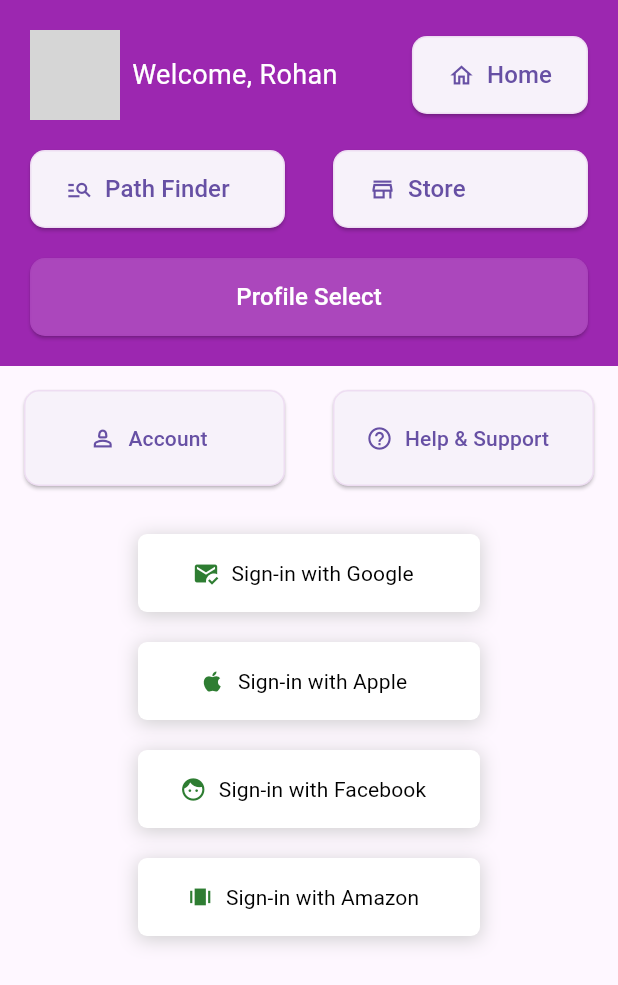
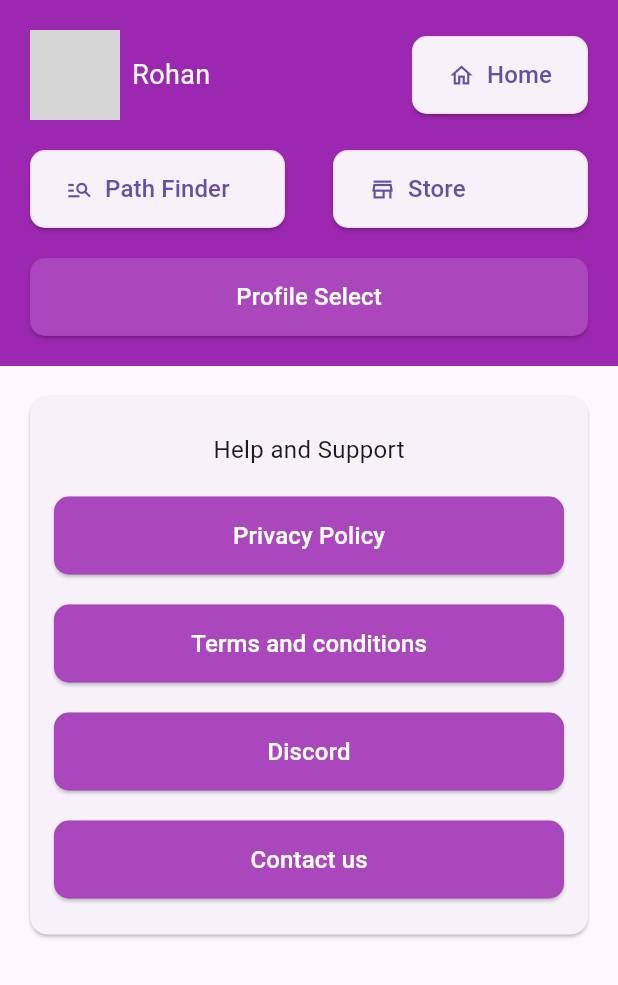
Before and after one commit to Ehab-24/next_life, a Flutter app: the SettingsPage screen opened by its route, after a tap on "Help & Support", on a phone screen of 412 x 824 dp. Shown: the top 985 px of the screen. Run offline on Flutter 3.47's test engine with Material 2 defaults, Android fonts, the phone set to English and light mode, and no system bars; network calls fail; grey boxes are pictures that could not be loaded.

Commit message:
feat - add help-and-support page

```diff
--- a/lib/layouts/home.dart
+++ b/lib/layouts/home.dart
@@ -65,7 +65,7 @@ class _Header extends StatelessWidget {
                 ),
                 Space.w8,
                 Text(
-                  "Welcome, $username",
+                  username,
                   style: TextStyle(fontSize: 18, color: Colors.white),
                 )
               ],
--- a/lib/router.dart
+++ b/lib/router.dart
@@ -3,6 +3,7 @@ import 'package:next_life/screens/account.dart';
 import 'package:next_life/screens/change_appearance.dart';
 import 'package:next_life/screens/default.dart';
 import 'package:next_life/screens/error.dart';
+import 'package:next_life/screens/help_and_support.dart';
 import 'package:next_life/screens/home.dart';
 import 'package:next_life/screens/settings.dart';
 import 'package:next_life/screens/test.dart';
@@ -12,8 +13,11 @@ import 'layouts/home.dart';
 class RouteGenerator {
   static Route<dynamic> onGenerateRoute(RouteSettings settings) {
     switch (settings.name) {
+      // ! this is a temporary route
+      // TODO: replace with /home
       case "/":
         return _generateRoute(const DefaultScreen(), useHomeLayout: false);
+      // ! this is a temporary route
       case "/test":
         return _generateRoute(const TestPage());
       case "/home":
@@ -24,6 +28,8 @@ class RouteGenerator {
         return _generateRoute(const AccountPage());
       case "/change-appearance":
         return _generateRoute(const ChangeAppearancePage());
+      case "/help-and-support":
+        return _generateRoute(const HelpAndSupportPage());
       default:
         return _generateRoute(const ErrorPage(message: "404 Not Found"));
     }
--- a/lib/screens/error.dart
+++ b/lib/screens/error.dart
@@ -1,4 +1,6 @@
 import 'package:flutter/material.dart';
+
+import '../styles/text.dart';
 
 class ErrorPage extends StatelessWidget {
   final String message;
@@ -7,6 +9,11 @@ class ErrorPage extends StatelessWidget {
 
   @override
   Widget build(BuildContext context) {
-    return const Placeholder();
+    return Center(
+      child: Text(
+        message,
+        style: TextStyles.xl4,
+      ),
+    );
   }
 }
--- /dev/null
+++ b/lib/screens/help_and_support.dart
@@ -0,0 +1,46 @@
+import 'package:flutter/material.dart';
+import 'package:next_life/constants/spacing.dart';
+import 'package:next_life/styles/text.dart';
+import 'package:next_life/widgets/buttons/elevated_buttons.dart';
+
+class HelpAndSupportPage extends StatelessWidget {
+  const HelpAndSupportPage({super.key});
+
+  @override
+  Widget build(BuildContext context) {
+    return Card(
+      child: Padding(
+        padding: const EdgeInsets.symmetric(horizontal: 16, vertical: 24),
+        child: Column(
+          crossAxisAlignment: CrossAxisAlignment.stretch,
+          children: [
+            Align(
+              alignment: Alignment.center,
+              child: Text("Help and Support", style: TextStyles.md),
+            ),
+            Space.h20,
+            MElevatedButton(
+              text: "Privacy Policy",
+              onPressed: () {},
+            ),
+            Space.h20,
+            MElevatedButton(
+              text: "Terms and conditions",
+              onPressed: () {},
+            ),
+            Space.h20,
+            MElevatedButton(
+              text: "Discord",
+              onPressed: () {},
+            ),
+            Space.h20,
+            MElevatedButton(
+              text: "Contact us",
+              onPressed: () {},
+            ),
+          ],
+        ),
+      ),
+    );
+  }
+}
--- a/lib/screens/settings.dart
+++ b/lib/screens/settings.dart
@@ -24,11 +24,11 @@ class SettingsPage extends StatelessWidget {
                 iconData: Icons.person_2_outlined,
               ),
             ),
-            Space.w32,
+            Space.w8,
             Expanded(
               child: MElevatedIconButtonLarge(
                 text: "Help & Support",
-                onPressed: () {},
+                onPressed: () => pushScreen(context, '/help-and-support'),
                 iconData: Icons.help_outline_outlined,
               ),
             ),
--- a/lib/styles/text.dart
+++ b/lib/styles/text.dart
@@ -4,4 +4,5 @@ class TextStyles {
   static const sm = TextStyle(fontSize: 14);
   static const md = TextStyle(fontSize: 16);
   static const lg = TextStyle(fontSize: 20);
+  static const xl4 = TextStyle(fontSize: 48);
 }
```
Also changed, not shown: lib/screens/contact.dart (deleted).
